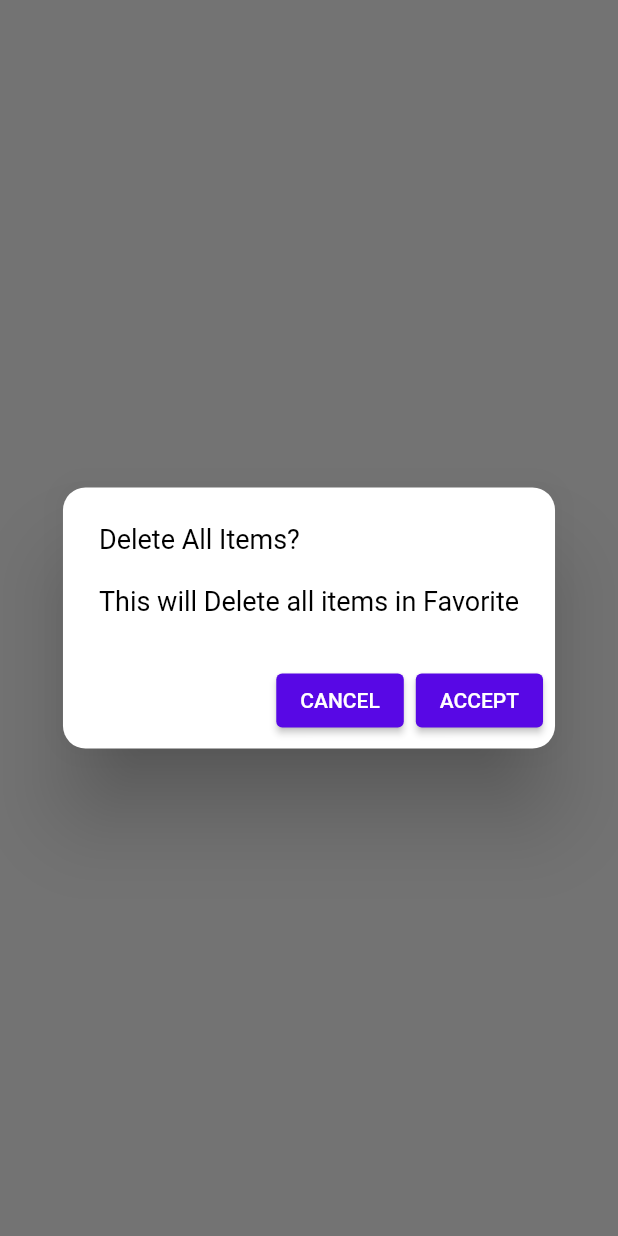
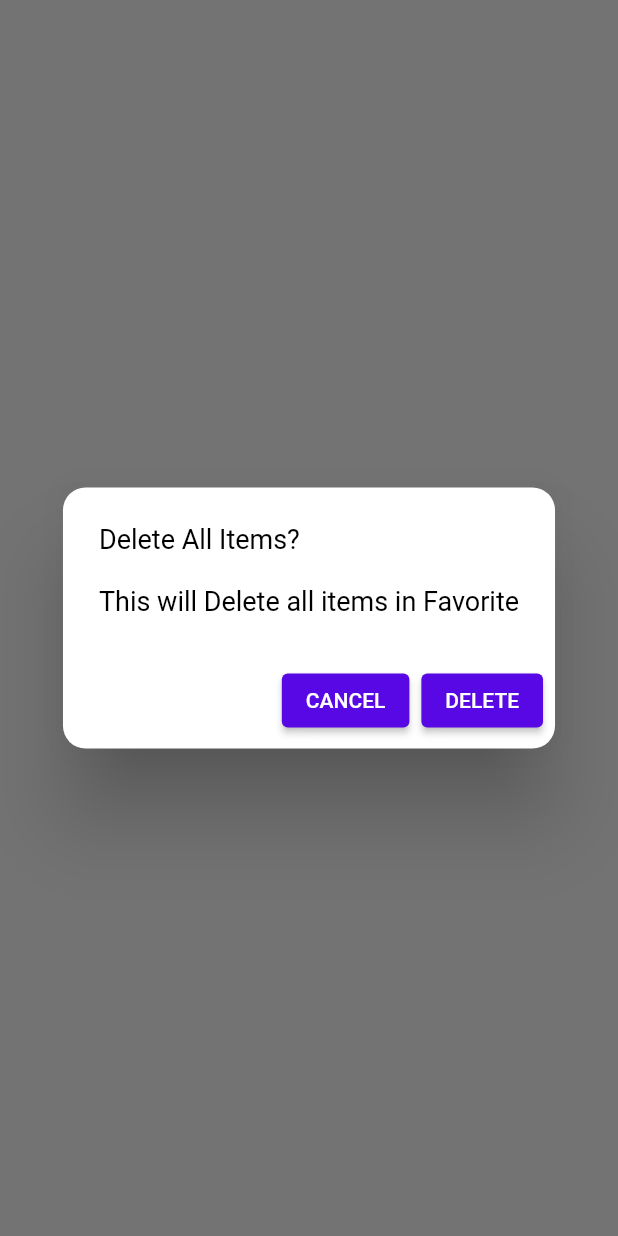
Before and after one commit to NguyenDinhTien/flutter_crypto, a Flutter app: what removeAllItems() shows on an empty page, opened directly, on a phone screen of 412 x 824 dp. Run offline on Flutter 3.47's test engine with Material 2 defaults, Android fonts, the phone set to English and light mode, and no system bars; our stand-ins replace cached_network_image, convex_bottom_bar, fl_chart, flutter_easyloading, flutter_icons, flutter_native_splash and 10 more; accounts and stored records are empty; network calls fail.

Commit message:
update lib

```diff
--- a/lib/modules/home/tabs/overview/overview_controller.dart
+++ b/lib/modules/home/tabs/overview/overview_controller.dart
@@ -154,6 +154,8 @@ class OverviewController extends GetxController
       return [];
     } catch (e) {
       //EasyLoading.dismiss();
+      print(e);
+      print('debugging');
       errorMsg.value = e.toString();
       return [];
     }
--- a/lib/modules/search/search_controller.dart
+++ b/lib/modules/search/search_controller.dart
@@ -64,7 +64,6 @@ class SearchController extends GetxController {
                   isBorder: lastItem != item ? true : false,
                 );
                 tempList.add(data);
-                print('debugging');
               }
               if (tempList.isNotEmpty) {
                 listSearchQuery.value = tempList;
--- a/lib/modules/splash/splash_controller.dart
+++ b/lib/modules/splash/splash_controller.dart
@@ -6,7 +6,6 @@ class SplashController extends GetxController {
   @override
   void onReady() async {
     super.onReady();
-
     await Future.delayed(const Duration(milliseconds: 2000));
     // var storage = Get.find<SharedPreferences>();
     // try {
@@ -19,6 +18,5 @@ class SplashController extends GetxController {
     // Get.toNamed(Routes.AUTH);
     // Get.toNamed(Routes.HOME);
     Get.offAndToNamed(Routes.HOME);
-    // }
   }
 }
--- a/lib/routes/app_pages.dart
+++ b/lib/routes/app_pages.dart
@@ -19,10 +19,10 @@ class AppPages {
     GetPage(
         name: Routes.AUTH, page: () => AuthScreen(), binding: AuthBinding()),
     GetPage(name: Routes.HOME, page: () => HomeScreen(), binding: HomeBiding()),
-    GetPage(
-        name: Routes.DRAWER,
-        page: () => DrawerScreen(),
-        binding: DrawerBiding()),
+    // GetPage(
+    //     name: Routes.DRAWER,
+    //     page: () => DrawerScreen(),
+    //     binding: DrawerBiding()),
     GetPage(
         name: Routes.SEARCH,
         page: () => SearchScreen(),
--- a/lib/routes/app_routes.dart
+++ b/lib/routes/app_routes.dart
@@ -5,7 +5,7 @@ abstract class Routes {
   static const REGISTER = '/register';
   static const HOME = '/home';
   static const DRAWER = '/drawer';
-  static const OVERVIEW='/overview';
-  static const SEARCH='/search';
-  static const COIN_DETAIL='/coin-detail';
+  static const OVERVIEW = '/overview';
+  static const SEARCH = '/search';
+  static const COIN_DETAIL = '/coin-detail';
 }
--- a/lib/shared/constants/constants.dart
+++ b/lib/shared/constants/constants.dart
@@ -1,4 +1,3 @@
 export 'colors.dart';
 export 'common.dart';
-export 'r.dart';
 export 'storage.dart';
--- a/lib/shared/constants/r.dart
+++ /dev/null
@@ -1,3 +0,0 @@
-class R {
-  static const String assetsTODO = '';
-}
--- a/lib/shared/utils/utils.dart
+++ b/lib/shared/utils/utils.dart
@@ -2,3 +2,4 @@ export 'size_config.dart';
 export 'focus.dart';
 export 'regex.dart';
 export 'keep_alive.dart';
+export 'retain_widget.dart';
--- a/lib/shared/widget/coin_card.dart
+++ b/lib/shared/widget/coin_card.dart
@@ -381,7 +381,7 @@ class ShowDialogs {
                   controller.removeAllItemFavorite();
                   Get.back();
                 },
-                child: const Text('ACCEPT'),
+                child: const Text('DELETE'),
               ),
             ],
           );
--- a/pubspec.yaml
+++ b/pubspec.yaml
@@ -27,11 +27,12 @@ dependencies:
   # The following adds the Cupertino Icons font to your application.
   # Use with the CupertinoIcons class for iOS style icons.
   cupertino_icons: ^1.0.2
-  syncfusion_flutter_datagrid: ^19.3.48
+
   flutter_screenutil: ^5.1.1
   flutter_easyloading: ^3.0.0
   cached_network_image: ^3.1.0+1
-  syncfusion_flutter_charts: ^19.3.54
+  syncfusion_flutter_charts: ^20.1.58+1
+  syncfusion_flutter_datagrid: ^20.1.48
   fl_chart: ^0.50.0
 
   convex_bottom_bar: ^3.0.0
@@ -43,6 +44,7 @@ dependencies:
   webview_flutter: ^3.0.1
   shimmer: ^2.0.0
   get: ^4.6.1
+
   http: ^0.13.3
   intl: ^0.17.0
   hive: ^2.0.6
```
Also changed, not shown: lib/main.dart (+0 -17 lines), lib/modules/coinDetail/coin_detail_screen.dart (+5 -8 lines), lib/modules/drawers/drawer_biding.dart (+8 -8 lines), lib/modules/home/home_screen.dart (+3 -7 lines), lib/modules/home/tabs/favorites/favorites_tab-copy.dart (deleted, +0 -85 lines), lib/modules/search/search_screen.dart (+10 -8 lines), lib/retainWidget.dart (deleted, +0 -61 lines), lib/shared/utils/retain_widget.dart (added, +32 -0 lines), pubspec.lock, 1 other file.
